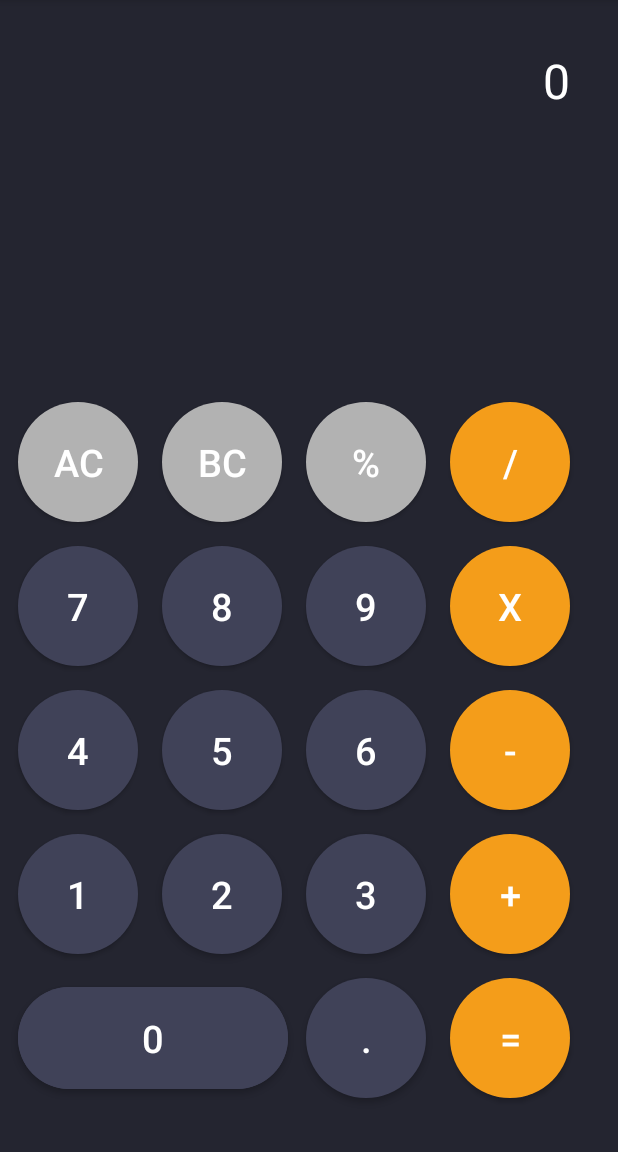
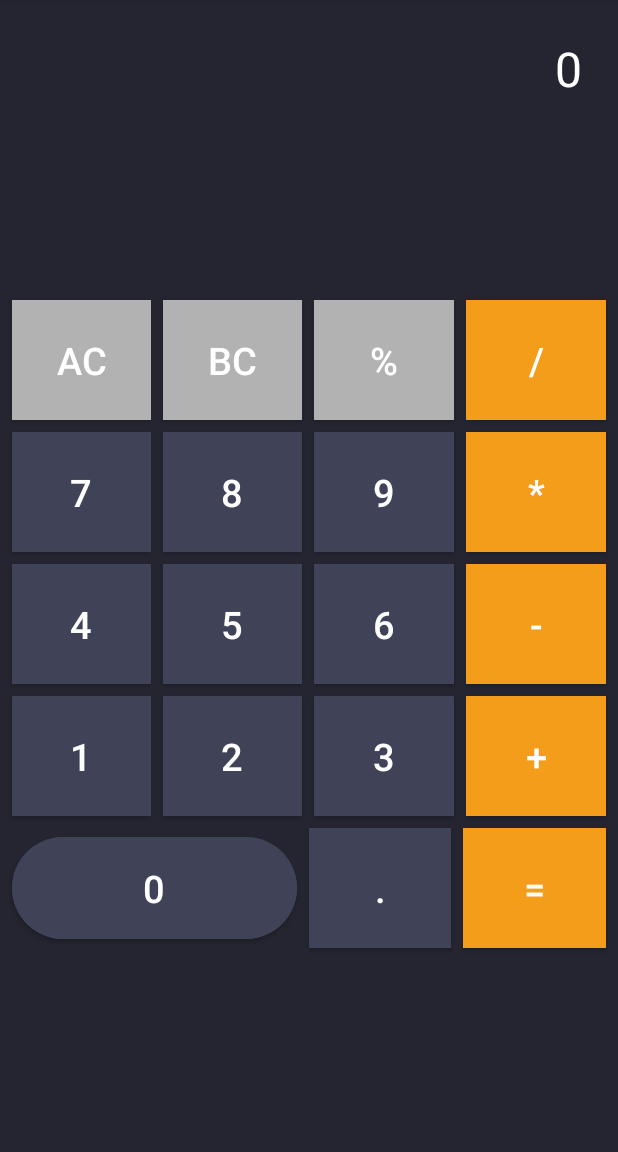
Before and after one commit to Janibek147/CalculatorApp, an Android app: the screen it shows after launch (MainActivity), on a phone screen of 412 x 824 dp, the part 84-1236 px from its top. Run offline under Robolectric (Android 15) with nearby library versions, the phone set to English and light mode, and no system bars.

```diff
--- a/app/src/main/java/com/example/firstproject/MainActivity.kt
+++ b/app/src/main/java/com/example/firstproject/MainActivity.kt
@@ -21,35 +21,21 @@ class MainActivity : AppCompatActivity() {
     private lateinit var btnEight: Button
     private lateinit var btnNine: Button
 
+    private lateinit var btnPlus: Button
+    private lateinit var btnMinus: Button
+    private lateinit var btnMul: Button
+    private lateinit var btnDivide: Button
+    private lateinit var btnPercent: Button
+    private lateinit var btnClear: Button
+    private lateinit var btnBackspace: Button
+    private lateinit var btnEquals: Button
 
+    @SuppressLint("SetTextI18n")
     override fun onCreate(savedInstanceState: Bundle?) {
         super.onCreate(savedInstanceState)
         setContentView(R.layout.activity_main)
 
-        input = findViewById(R.id.input_console)
-        output = findViewById(R.id.result)
-
-        btnZero = findViewById(R.id.btn_zero)
-        btnOne = findViewById(R.id.btn_one)
-        btnTwo = findViewById(R.id.btn_two)
-        btnThree = findViewById(R.id.btn_three)
-        btnFour = findViewById(R.id.btn_four)
-        btnFive = findViewById(R.id.btn_five)
-        btnSix = findViewById(R.id.btn_six)
-        btnSeven = findViewById(R.id.btn_seven)
-        btnEight = findViewById(R.id.btn_eight)
-        btnNine = findViewById(R.id.btn_nine)
-
-        val btnPlus = findViewById<Button>(R.id.btn_plus)
-        val btnMinus = findViewById<Button>(R.id.btn_minus)
-        val btnMul = findViewById<Button>(R.id.btn_mul)
-        val btnDevide = findViewById<Button>(R.id.btn_devide)
-        val btnPercent = findViewById<Button>(R.id.btn_percent)
-        val btnClear = findViewById<Button>(R.id.btn_ac)
-        val btnBackspace = findViewById<Button>(R.id.btn_backsapce)
-        val btnEquals = findViewById<Button>(R.id.btn_equals)
-
-
+        initView()
 
         btnZero.setOnClickListener {
             addToInputText("0")
@@ -101,10 +87,108 @@ class MainActivity : AppCompatActivity() {
             input.text = removeLast
         }
 
+        btnPlus.setOnClickListener {
+            addToInputText("+")
+        }
+
+        btnMinus.setOnClickListener {
+            addToInputText("-")
+        }
+
+        btnDivide.setOnClickListener {
+            addToInputText("/")
+        }
+
+        btnMul.setOnClickListener {
+            addToInputText("*")
+        }
+
+        btnEquals.setOnClickListener {
+            // 12 + 15 * 5
+            var operation = ""
+            // +++--
+            input.text.forEach {
+                if (!it.isDigit()) operation += it
+            }
+            val text = input.text.toString()
+            val numbers = text.split("+", "-", "*", "/").toMutableList()
+
+            var result = 0L
+
+            for(i in operation.indices){
+                if(i == 0) {
+                    result = calculate(numbers[i].toInt(), numbers[1].toInt(), operation[i])
+                } else {
+                    result = calculateResult(result.toInt(), numbers[i + 1].toInt(), operation[i])
+                }
+            }
+
+            output.text = result.toString()
+        }
+    }
+
+    private fun calculate(number1: Int, number2: Int, operation: Char): Long {
+        when(operation){
+            '+' -> {
+                return (number1.toDouble() + number2).toLong()
+            }
+            '-' -> {
+                return (number1.toDouble() - number2).toLong()
+            }
+            '*' -> {
+                return (number1.toDouble() * number2).toLong()
+            }
+            '/' -> {
+                return (number1.toDouble() / number2).toLong()
+            }
+        }
+        return 0L
+    }
+
+    private fun calculateResult(result: Int, nextNumber: Int, operation: Char): Long {
+        when(operation){
+            '+' -> {
+                return (result.toDouble() + nextNumber).toLong()
+            }
+            '-' -> {
+                return (result.toDouble() - nextNumber).toLong()
+            }
+            '*' -> {
+                return (result.toDouble() * nextNumber).toLong()
+            }
+            '/' -> {
+                return (result.toDouble() / nextNumber).toLong()
+            }
+        }
+        return 0L
+    }
+
+    private fun initView() {
+        input = findViewById(R.id.input_console)
+        output = findViewById(R.id.result)
+        btnZero = findViewById(R.id.btn_zero)
+        btnOne = findViewById(R.id.btn_one)
+        btnTwo = findViewById(R.id.btn_two)
+        btnThree = findViewById(R.id.btn_three)
+        btnFour = findViewById(R.id.btn_four)
+        btnFive = findViewById(R.id.btn_five)
+        btnSix = findViewById(R.id.btn_six)
+        btnSeven = findViewById(R.id.btn_seven)
+        btnEight = findViewById(R.id.btn_eight)
+        btnNine = findViewById(R.id.btn_nine)
+
+        btnPlus = findViewById(R.id.btn_plus)
+        btnMinus = findViewById(R.id.btn_minus)
+        btnMul = findViewById(R.id.btn_mul)
+        btnDivide = findViewById(R.id.btn_devide)
+        btnPercent = findViewById(R.id.btn_percent)
+        btnClear = findViewById(R.id.btn_ac)
+        btnBackspace = findViewById(R.id.btn_backsapce)
+        btnEquals = findViewById(R.id.btn_equals)
     }
 
     @SuppressLint("SetTextI18n")
     private fun addToInputText(value: String) {
-        input.setText(value + input.text.toString())
+        input.text = input.text.toString() + value
     }
 }
--- a/app/src/main/res/drawable/shape.xml
+++ b/app/src/main/res/drawable/shape.xml
@@ -1,6 +1,4 @@
 <?xml version="1.0" encoding="utf-8"?>
-<shape xmlns:android="http://schemas.android.com/apk/res/android"
-    android:shape="oval">
-    <corners android:radius="50dp" />
+<shape xmlns:android="http://schemas.android.com/apk/res/android">
     <solid android:color="#F49D1A" />
 </shape>
--- a/app/src/main/res/layout/activity_main.xml
+++ b/app/src/main/res/layout/activity_main.xml
@@ -1,6 +1,5 @@
 <?xml version="1.0" encoding="utf-8"?>
-<androidx.appcompat.widget.LinearLayoutCompat
-    xmlns:android="http://schemas.android.com/apk/res/android"
+<androidx.appcompat.widget.LinearLayoutCompat xmlns:android="http://schemas.android.com/apk/res/android"
     xmlns:app="http://schemas.android.com/apk/res-auto"
     xmlns:tools="http://schemas.android.com/tools"
     android:layout_width="match_parent"
@@ -14,8 +13,7 @@
         android:layout_height="0dp"
         android:layout_weight="1"
         android:orientation="vertical"
-        android:padding="16dp">
-
+        android:padding="8dp">
 
         <TextView
             android:id="@+id/input_console"
@@ -37,23 +35,26 @@
             android:textColor="@color/white"
             android:textSize="40sp" />
 
-
     </androidx.appcompat.widget.LinearLayoutCompat>
 
-    <RelativeLayout
+    <androidx.appcompat.widget.LinearLayoutCompat
         android:layout_width="match_parent"
         android:layout_height="0dp"
-        android:layout_weight="2"
+        android:layout_weight="3"
+        android:orientation="vertical"
         android:padding="4dp">
+
+        <androidx.appcompat.widget.LinearLayoutCompat
+            android:layout_width="match_parent"
+            android:layout_height="wrap_content"
+            android:orientation="horizontal">
 
             <androidx.appcompat.widget.AppCompatButton
                 android:id="@+id/btn_ac"
-            android:layout_width="80dp"
+                android:layout_width="0dp"
                 android:layout_height="80dp"
-            android:layout_marginStart="8dp"
-            android:layout_marginTop="8dp"
-            android:layout_marginEnd="8dp"
-            android:layout_marginBottom="8dp"
+                android:layout_margin="4dp"
+                android:layout_weight="1"
                 android:background="@drawable/shape"
                 android:backgroundTint="#B2B2B2"
                 android:text="@string/ac"
@@ -62,13 +63,10 @@
 
             <androidx.appcompat.widget.AppCompatButton
                 android:id="@+id/btn_backsapce"
-            android:layout_width="80dp"
+                android:layout_width="0dp"
                 android:layout_height="80dp"
-            android:layout_marginStart="8dp"
-            android:layout_marginTop="8dp"
-            android:layout_marginEnd="8dp"
-            android:layout_marginBottom="8dp"
-            android:layout_toEndOf="@id/btn_ac"
+                android:layout_margin="4dp"
+                android:layout_weight="1"
                 android:background="@drawable/shape"
                 android:backgroundTint="#B2B2B2"
                 android:text="@string/backspace"
@@ -77,13 +75,10 @@
 
             <androidx.appcompat.widget.AppCompatButton
                 android:id="@+id/btn_percent"
-            android:layout_width="80dp"
+                android:layout_width="0dp"
                 android:layout_height="80dp"
-            android:layout_marginStart="8dp"
-            android:layout_marginTop="8dp"
-            android:layout_marginEnd="8dp"
-            android:layout_marginBottom="8dp"
-            android:layout_toEndOf="@id/btn_backsapce"
+                android:layout_margin="4dp"
+                android:layout_weight="1"
                 android:background="@drawable/shape"
                 android:backgroundTint="#B2B2B2"
                 android:text="@string/persent"
@@ -92,25 +87,30 @@
 
             <androidx.appcompat.widget.AppCompatButton
                 android:id="@+id/btn_devide"
-            android:layout_width="80dp"
+                android:layout_width="0dp"
                 android:layout_height="80dp"
-            android:layout_margin="8dp"
-            android:layout_toEndOf="@id/btn_percent"
+                android:layout_margin="4dp"
+                android:layout_weight="1"
                 android:background="@drawable/shape"
                 android:text="@string/devide"
                 android:textColor="@color/white"
                 android:textSize="25sp" />
 
+        </androidx.appcompat.widget.LinearLayoutCompat>
+
+        <androidx.appcompat.widget.LinearLayoutCompat
+            android:layout_width="match_parent"
+            android:layout_height="wrap_content"
+            android:orientation="horizontal">
+
             <androidx.appcompat.widget.AppCompatButton
                 android:id="@+id/btn_seven"
-            android:layout_width="80dp"
+                android:layout_width="0dp"
                 android:layout_height="80dp"
                 android:layout_below="@id/btn_ac"
-            android:layout_marginStart="8dp"
-            android:layout_marginTop="8dp"
-            android:layout_marginEnd="8dp"
-            android:layout_marginBottom="8dp"
+                android:layout_weight="1"
                 android:background="@drawable/shape"
+                android:layout_margin="4dp"
                 android:backgroundTint="#404258"
                 android:text="@string/seven"
                 android:textColor="@color/white"
@@ -118,14 +118,12 @@
 
             <androidx.appcompat.widget.AppCompatButton
                 android:id="@+id/btn_eight"
-            android:layout_width="80dp"
+                android:layout_width="0dp"
                 android:layout_height="80dp"
                 android:layout_below="@id/btn_backsapce"
-            android:layout_marginStart="8dp"
-            android:layout_marginTop="8dp"
-            android:layout_marginEnd="8dp"
-            android:layout_marginBottom="8dp"
+                android:layout_margin="4dp"
                 android:layout_toEndOf="@id/btn_ac"
+                android:layout_weight="1"
                 android:background="@drawable/shape"
                 android:backgroundTint="#404258"
                 android:text="@string/eight"
@@ -134,14 +132,12 @@
 
             <androidx.appcompat.widget.AppCompatButton
                 android:id="@+id/btn_nine"
-            android:layout_width="80dp"
+                android:layout_width="0dp"
                 android:layout_height="80dp"
                 android:layout_below="@id/btn_backsapce"
-            android:layout_marginStart="8dp"
-            android:layout_marginTop="8dp"
-            android:layout_marginEnd="8dp"
-            android:layout_marginBottom="8dp"
                 android:layout_toEndOf="@id/btn_backsapce"
+                android:layout_margin="4dp"
+                android:layout_weight="1"
                 android:background="@drawable/shape"
                 android:backgroundTint="#404258"
                 android:text="@string/nine"
@@ -150,22 +146,30 @@
 
             <androidx.appcompat.widget.AppCompatButton
                 android:id="@+id/btn_mul"
-            android:layout_width="80dp"
+                android:layout_width="0dp"
                 android:layout_height="80dp"
                 android:layout_below="@id/btn_backsapce"
-            android:layout_margin="8dp"
                 android:layout_toEndOf="@id/btn_percent"
+                android:layout_margin="4dp"
+                android:layout_weight="1"
                 android:background="@drawable/shape"
-            android:text="@string/mul"
+                android:text="*"
                 android:textColor="@color/white"
                 android:textSize="25sp" />
 
+        </androidx.appcompat.widget.LinearLayoutCompat>
+
+        <androidx.appcompat.widget.LinearLayoutCompat
+            android:layout_width="match_parent"
+            android:layout_height="wrap_content"
+            android:orientation="horizontal">
+
             <androidx.appcompat.widget.AppCompatButton
                 android:id="@+id/btn_four"
-            android:layout_width="80dp"
+                android:layout_width="0dp"
                 android:layout_height="80dp"
-            android:layout_below="@id/btn_seven"
-            android:layout_margin="8dp"
+                android:layout_weight="1"
+                android:layout_margin="4dp"
                 android:background="@drawable/shape"
                 android:backgroundTint="#404258"
                 android:text="@string/four"
@@ -174,11 +178,10 @@
 
             <androidx.appcompat.widget.AppCompatButton
                 android:id="@+id/btn_five"
-            android:layout_width="80dp"
+                android:layout_width="0dp"
                 android:layout_height="80dp"
-            android:layout_below="@id/btn_seven"
-            android:layout_margin="8dp"
-            android:layout_toEndOf="@id/btn_four"
+                android:layout_weight="1"
+                android:layout_margin="4dp"
                 android:background="@drawable/shape"
                 android:backgroundTint="#404258"
                 android:text="@string/five"
@@ -187,11 +190,11 @@
 
             <androidx.appcompat.widget.AppCompatButton
                 android:id="@+id/btn_six"
-            android:layout_width="80dp"
+                android:layout_width="0dp"
                 android:layout_height="80dp"
                 android:layout_below="@id/btn_seven"
-            android:layout_margin="8dp"
-            android:layout_toEndOf="@id/btn_five"
+                android:layout_margin="4dp"
+                android:layout_weight="1"
                 android:background="@drawable/shape"
                 android:backgroundTint="#404258"
                 android:text="@string/six"
@@ -200,25 +203,29 @@
 
             <androidx.appcompat.widget.AppCompatButton
                 android:id="@+id/btn_minus"
-            android:layout_width="80dp"
+                android:layout_width="0dp"
                 android:layout_height="80dp"
                 android:layout_below="@id/btn_seven"
-            android:layout_margin="8dp"
-            android:layout_toEndOf="@id/btn_six"
+                android:layout_margin="4dp"
+                android:layout_weight="1"
                 android:background="@drawable/shape"
                 android:text="@string/minus"
                 android:textColor="@color/white"
                 android:textSize="25sp" />
 
+        </androidx.appcompat.widget.LinearLayoutCompat>
+
+        <androidx.appcompat.widget.LinearLayoutCompat
+            android:layout_width="match_parent"
+            android:layout_height="wrap_content"
+            android:orientation="horizontal">
+
             <androidx.appcompat.widget.AppCompatButton
                 android:id="@+id/btn_one"
-            android:layout_width="80dp"
+                android:layout_width="0dp"
                 android:layout_height="80dp"
-            android:layout_below="@id/btn_four"
-            android:layout_marginStart="8dp"
-            android:layout_marginTop="8dp"
-            android:layout_marginEnd="8dp"
-            android:layout_marginBottom="8dp"
+                android:layout_weight="1"
+                android:layout_margin="4dp"
                 android:background="@drawable/shape"
                 android:backgroundTint="#404258"
                 android:text="@string/one"
@@ -227,10 +234,11 @@
 
             <androidx.appcompat.widget.AppCompatButton
                 android:id="@+id/btn_two"
-            android:layout_width="80dp"
+                android:layout_width="0dp"
                 android:layout_height="80dp"
                 android:layout_below="@id/btn_four"
-            android:layout_margin="8dp"
+                android:layout_margin="4dp"
+                android:layout_weight="1"
                 android:layout_toEndOf="@id/btn_four"
                 android:background="@drawable/shape"
                 android:backgroundTint="#404258"
@@ -240,12 +248,13 @@
 
             <androidx.appcompat.widget.AppCompatButton
                 android:id="@+id/btn_three"
-            android:layout_width="80dp"
+                android:layout_width="0dp"
                 android:layout_height="80dp"
                 android:layout_below="@id/btn_four"
-            android:layout_margin="8dp"
+                android:layout_margin="4dp"
                 android:layout_toEndOf="@id/btn_two"
                 android:background="@drawable/shape"
+                android:layout_weight="1"
                 android:backgroundTint="#404258"
                 android:text="@string/three"
                 android:textColor="@color/white"
@@ -253,25 +262,31 @@
 
             <androidx.appcompat.widget.AppCompatButton
                 android:id="@+id/btn_plus"
-            android:layout_width="80dp"
+                android:layout_width="0dp"
                 android:layout_height="80dp"
                 android:layout_below="@id/btn_four"
-            android:layout_margin="8dp"
+                android:layout_margin="4dp"
+                android:layout_weight="1"
                 android:layout_toEndOf="@id/btn_three"
                 android:background="@drawable/shape"
                 android:text="@string/plus"
                 android:textColor="@color/white"
                 android:textSize="25sp" />
 
+        </androidx.appcompat.widget.LinearLayoutCompat>
+
+        <androidx.appcompat.widget.LinearLayoutCompat
+            android:layout_width="match_parent"
+            android:layout_height="wrap_content"
+            android:orientation="horizontal">
+
             <com.google.android.material.button.MaterialButton
                 android:id="@+id/btn_zero"
-            android:layout_width="180dp"
+                android:layout_width="0dp"
                 android:layout_height="80dp"
                 android:layout_below="@id/btn_one"
-            android:layout_marginStart="8dp"
-            android:layout_marginTop="8dp"
-            android:layout_marginEnd="8dp"
-            android:layout_marginBottom="8dp"
+                android:layout_weight="2"
+                android:layout_margin="4dp"
                 android:backgroundTint="#404258"
                 android:text="@string/zero"
                 android:textColor="@color/white"
@@ -280,30 +295,29 @@
 
             <androidx.appcompat.widget.AppCompatButton
                 android:id="@+id/btn_dot"
-            android:layout_width="80dp"
+                android:layout_width="0dp"
                 android:layout_height="80dp"
-            android:layout_below="@id/btn_one"
-            android:layout_margin="8dp"
-            android:layout_toEndOf="@id/btn_two"
+                android:layout_margin="4dp"
                 android:background="@drawable/shape"
                 android:backgroundTint="#404258"
+                android:layout_weight="1"
                 android:text="@string/dot"
                 android:textColor="@color/white"
                 android:textSize="25sp" />
 
             <androidx.appcompat.widget.AppCompatButton
                 android:id="@+id/btn_equals"
-            android:layout_width="80dp"
+                android:layout_width="0dp"
                 android:layout_height="80dp"
-            android:layout_below="@id/btn_one"
-            android:layout_margin="8dp"
-            android:layout_toEndOf="@id/btn_three"
+                android:layout_margin="4dp"
+                android:layout_weight="1"
                 android:background="@drawable/shape"
                 android:text="@string/equals"
                 android:textColor="@color/white"
                 android:textSize="25sp" />
 
-    </RelativeLayout>
-
+        </androidx.appcompat.widget.LinearLayoutCompat>
 
     </androidx.appcompat.widget.LinearLayoutCompat>
+
+</androidx.appcompat.widget.LinearLayoutCompat>
```
Lines whose indentation alone changed are shown as unchanged.
